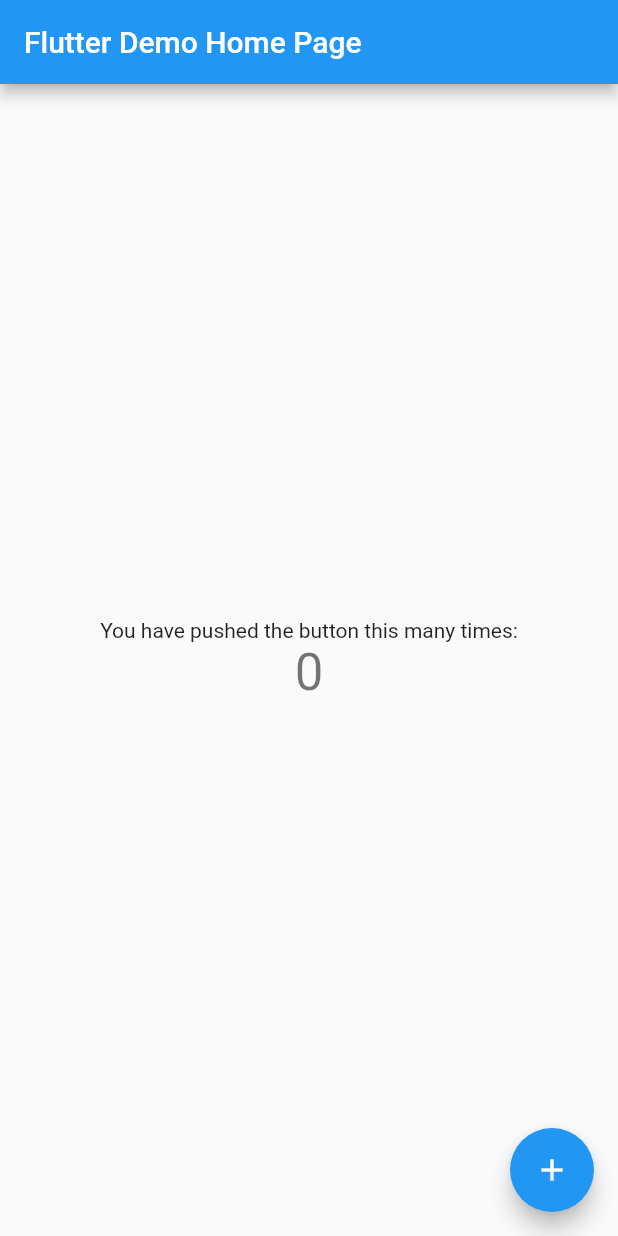
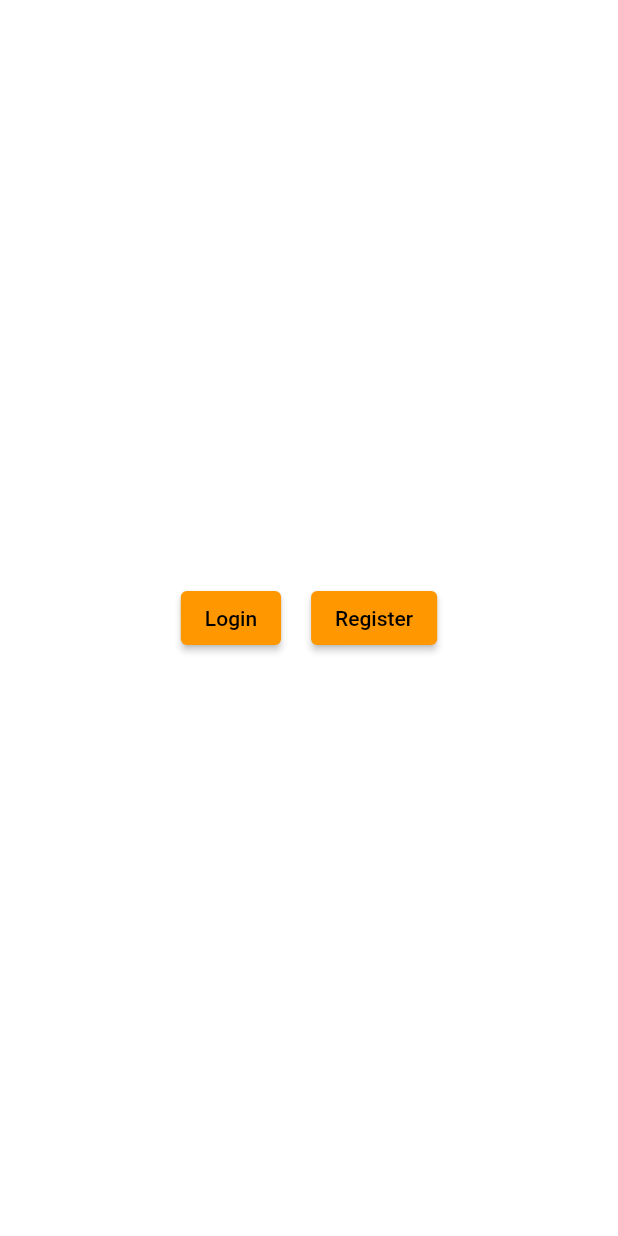
Before and after one commit to vitomichael/mobile-lombok-vacation, a Flutter app: the screen it shows after launch, on a phone screen of 412 x 824 dp. Run offline on Flutter 3.47's test engine with Material 2 defaults, Android fonts, the light colour scheme and no system bars.

Commit message:
[ADD] login and register page

```diff
--- a/lib/main.dart
+++ b/lib/main.dart
@@ -1,4 +1,5 @@
 import 'package:flutter/material.dart';
+import 'package:tubes/page/landingPage.dart';
 
 void main() {
   runApp(const MyApp());
@@ -7,109 +8,12 @@
 class MyApp extends StatelessWidget {
   const MyApp({Key? key}) : super(key: key);
 
-  // This widget is the root of your application.
   @override
   Widget build(BuildContext context) {
     return MaterialApp(
-      title: 'Flutter Demo',
-      theme: ThemeData(
-        // This is the theme of your application.
-        //
-        // Try running your application with "flutter run". You'll see the
-        // application has a blue toolbar. Then, without quitting the app, try
-        // changing the primarySwatch below to Colors.green and then invoke
-        // "hot reload" (press "r" in the console where you ran "flutter run",
-        // or simply save your changes to "hot reload" in a Flutter IDE).
-        // Notice that the counter didn't reset back to zero; the application
-        // is not restarted.
-        primarySwatch: Colors.blue,
-      ),
-      home: const MyHomePage(title: 'Flutter Demo Home Page'),
+      title: 'Lombok Vacation',
+      theme: ThemeData(primarySwatch: Colors.orange),
+      home: const LandingPage(),
     );
   }
 }
-
-class MyHomePage extends StatefulWidget {
-  const MyHomePage({Key? key, required this.title}) : super(key: key);
-
-  // This widget is the home page of your application. It is stateful, meaning
-  // that it has a State object (defined below) that contains fields that affect
-  // how it looks.
-
-  // This class is the configuration for the state. It holds the values (in this
-  // case the title) provided by the parent (in this case the App widget) and
-  // used by the build method of the State. Fields in a Widget subclass are
-  // always marked "final".
-
-  final String title;
-
-  @override
-  State<MyHomePage> createState() => _MyHomePageState();
-}
-
-class _MyHomePageState extends State<MyHomePage> {
-  int _counter = 0;
-
-  void _incrementCounter() {
-    setState(() {
-      // This call to setState tells the Flutter framework that something has
-      // changed in this State, which causes it to rerun the build method below
-      // so that the display can reflect the updated values. If we changed
-      // _counter without calling setState(), then the build method would not be
-      // called again, and so nothing would appear to happen.
-      _counter++;
-    });
-  }
-
-  @override
-  Widget build(BuildContext context) {
-    // This method is rerun every time setState is called, for instance as done
-    // by the _incrementCounter method above.
-    //
-    // The Flutter framework has been optimized to make rerunning build methods
-    // fast, so that you can just rebuild anything that needs updating rather
-    // than having to individually change instances of widgets.
-    return Scaffold(
-      appBar: AppBar(
-        // Here we take the value from the MyHomePage object that was created by
-        // the App.build method, and use it to set our appbar title.
-        title: Text(widget.title),
-      ),
-      body: Center(
-        // Center is a layout widget. It takes a single child and positions it
-        // in the middle of the parent.
-        child: Column(
-          // Column is also a layout widget. It takes a list of children and
-          // arranges them vertically. By default, it sizes itself to fit its
-          // children horizontally, and tries to be as tall as its parent.
-          //
-          // Invoke "debug painting" (press "p" in the console, choose the
-          // "Toggle Debug Paint" action from the Flutter Inspector in Android
-          // Studio, or the "Toggle Debug Paint" command in Visual Studio Code)
-          // to see the wireframe for each widget.
-          //
-          // Column has various properties to control how it sizes itself and
-          // how it positions its children. Here we use mainAxisAlignment to
-          // center the children vertically; the main axis here is the vertical
-          // axis because Columns are vertical (the cross axis would be
-          // horizontal).
-          mainAxisAlignment: MainAxisAlignment.center,
-          children: <Widget>[
-            const Text(
-              'You have pushed the button this many times:',
-            ),
-            Text(
-              '$_counter',
-              style: Theme.of(context).textTheme.headline4,
-            ),
-          ],
-        ),
-      ),
-      floatingActionButton: FloatingActionButton(
-        onPressed: _incrementCounter,
-        tooltip: 'Increment',
-        child: const Icon(Icons.add),
-      ), // This trailing comma makes auto-formatting nicer for build methods.
-    );
-  }
-}
--- /dev/null
+++ b/lib/page/landingPage.dart
@@ -0,0 +1,35 @@
+import 'package:flutter/material.dart';
+import 'package:tubes/page/login.dart';
+import 'package:tubes/page/register.dart';
+
+class LandingPage extends StatelessWidget {
+  const LandingPage({Key? key}) : super(key: key);
+
+  @override
+  Widget build(BuildContext context) {
+    return Row(
+      mainAxisAlignment: MainAxisAlignment.center,
+      children: [
+        ElevatedButton(
+          onPressed: () {
+            Navigator.push(
+              context,
+              MaterialPageRoute(builder: (context) => const Login()),
+            );
+          },
+          child: const Text("Login"),
+        ),
+        const SizedBox(width: 20),
+        ElevatedButton(
+          onPressed: () {
+            Navigator.push(
+              context,
+              MaterialPageRoute(builder: (context) => const Register()),
+            );
+          },
+          child: const Text("Register"),
+        ),
+      ],
+    );
+  }
+}
```
Also changed, not shown: lib/page/login.dart (added, +70 -0 lines), lib/page/register.dart (added, +89 -0 lines), pubspec.yaml (+3 -6 lines), assets/images/cover.png (added), assets/images/logo.png (added).
